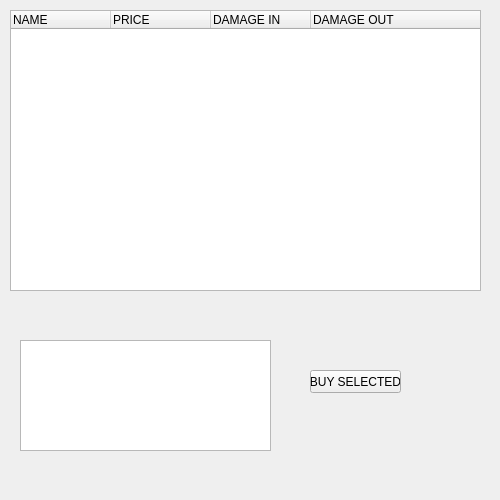
First picture: the form in areenapeli/shopscene.ui, repository Aivoapina/ohjsuun_tomato3, before the edit.
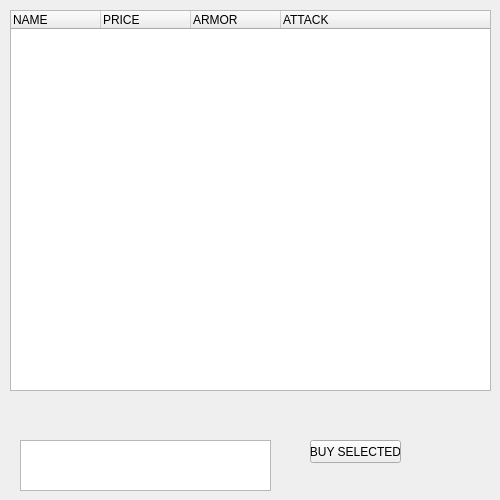
Second picture: the form after the edit.

Commit message: shopscenen muokkaus

The edit to the form file:
```diff
--- a/areenapeli/shopscene.ui
+++ b/areenapeli/shopscene.ui
@@ -18,14 +18,35 @@
     <rect>
      <x>10</x>
      <y>10</y>
-     <width>471</width>
-     <height>281</height>
+     <width>481</width>
+     <height>381</height>
     </rect>
    </property>
+   <property name="autoFillBackground">
+    <bool>false</bool>
+   </property>
+   <property name="allColumnsShowFocus">
+    <bool>true</bool>
+   </property>
+   <attribute name="headerCascadingSectionResizes">
+    <bool>true</bool>
+   </attribute>
+   <attribute name="headerDefaultSectionSize">
+    <number>90</number>
+   </attribute>
+   <attribute name="headerMinimumSectionSize">
+    <number>23</number>
+   </attribute>
+   <attribute name="headerStretchLastSection">
+    <bool>true</bool>
+   </attribute>
    <column>
     <property name="text">
      <string>NAME</string>
     </property>
+    <property name="textAlignment">
+     <set>AlignJustify|AlignVCenter</set>
+    </property>
    </column>
    <column>
     <property name="text">
@@ -34,12 +55,12 @@
    </column>
    <column>
     <property name="text">
-     <string>DAMAGE IN</string>
+     <string>ARMOR</string>
     </property>
    </column>
    <column>
     <property name="text">
-     <string>DAMAGE OUT</string>
+     <string>ATTACK</string>
     </property>
    </column>
   </widget>
@@ -47,7 +68,7 @@
    <property name="geometry">
     <rect>
      <x>310</x>
-     <y>370</y>
+     <y>440</y>
      <width>91</width>
      <height>23</height>
     </rect>
@@ -60,9 +81,9 @@
    <property name="geometry">
     <rect>
      <x>20</x>
-     <y>340</y>
+     <y>440</y>
      <width>251</width>
-     <height>111</height>
+     <height>51</height>
     </rect>
    </property>
   </widget>
```
The commit also changes 1 other file.
